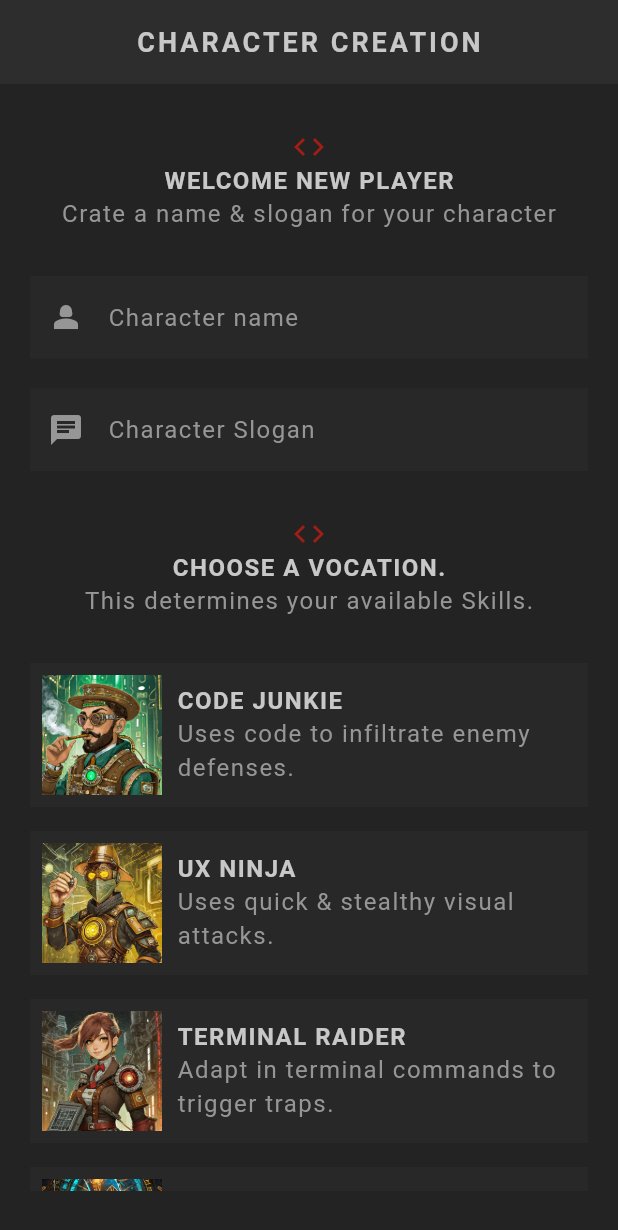
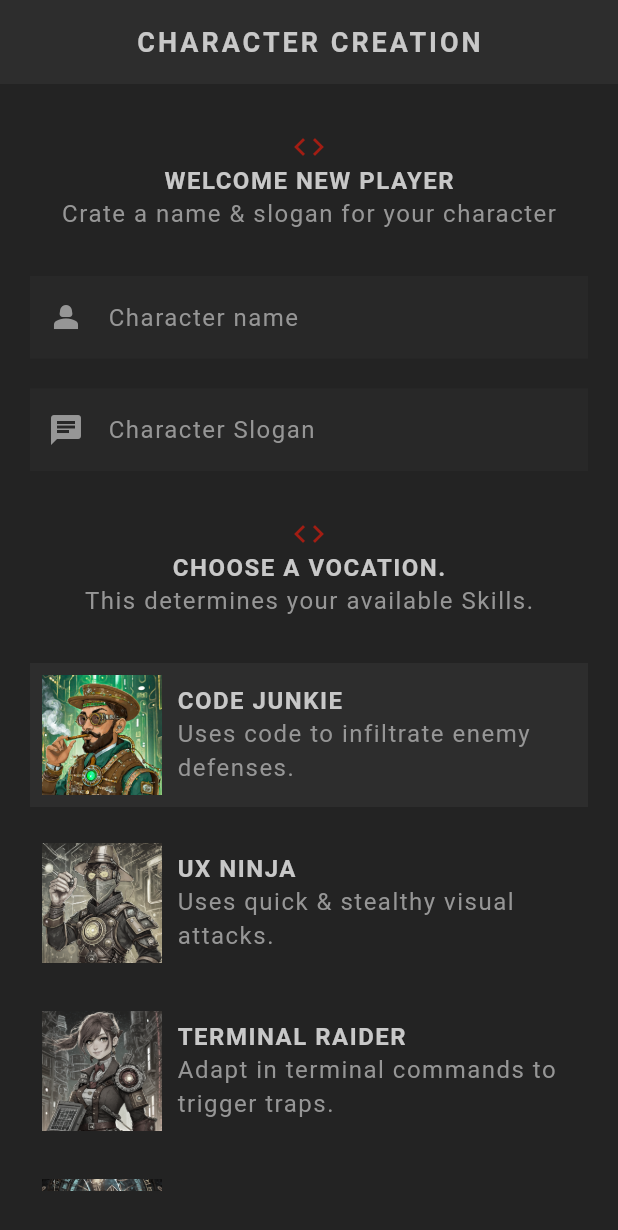
Before and after one commit to deeepak-me/flutter-rpg, a Flutter app: the screen it shows after launch, on a phone screen of 412 x 824 dp. Shown: the top 1230 px of the screen. Run offline on Flutter 3.47's test engine with Material 3 defaults, Android fonts, the phone set to English and light mode, and no system bars; our stand-ins replace google_fonts; Roboto replaces fonts that are missing (Kanit).

Commit message:
feat: selecting a vocation implemented and updated some styles

```diff
--- a/lib/screens/create/vocation_card.dart
+++ b/lib/screens/create/vocation_card.dart
@@ -2,22 +2,28 @@ import 'package:flutter/material.dart';
 import 'package:flutter/widgets.dart';
 import 'package:flutter_rpg/models/vocation.dart';
 import 'package:flutter_rpg/shared/styled_text.dart';
+import 'package:flutter_rpg/theme.dart';
 
 class VocationCard extends StatelessWidget {
   const VocationCard({
     super.key,
     required this.vocation,
+    required this.onTap,
+    required this.selected,
   });
 
   final Vocation vocation; // property name specified above -- vocation
+  final void Function(Vocation) onTap;
+  final bool selected;
 
   @override
   Widget build(BuildContext context) {
     return GestureDetector(
       onTap: () {
-        print(vocation.title);
+        onTap(vocation);
       },
       child: Card(
+        color: selected ? AppColors.secondaryColor : Colors.transparent,
         child: Padding(
           padding: const EdgeInsets.all(8),
           child: Row(
@@ -27,6 +33,9 @@ class VocationCard extends StatelessWidget {
                 'assets/img/vocations/${vocation.image}',
                 width: 80,
                 colorBlendMode: BlendMode.color,
+                color: !selected
+                    ? Colors.black.withOpacity(0.8)
+                    : Colors.transparent,
               ),
               const SizedBox(
                 width: 10,
```
